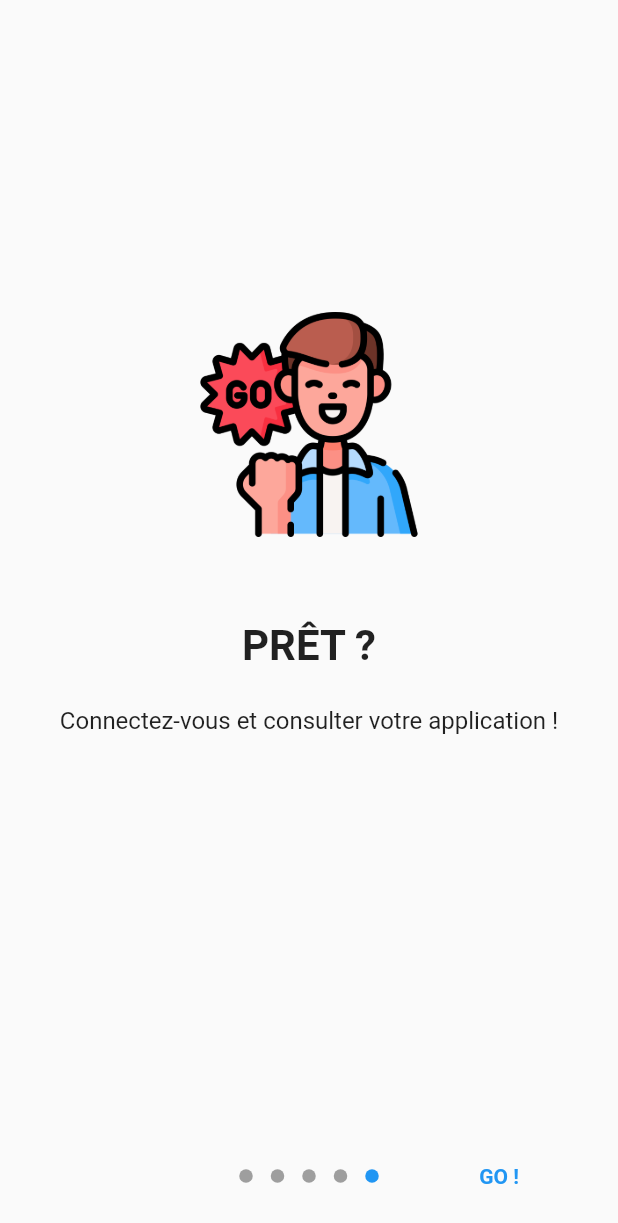
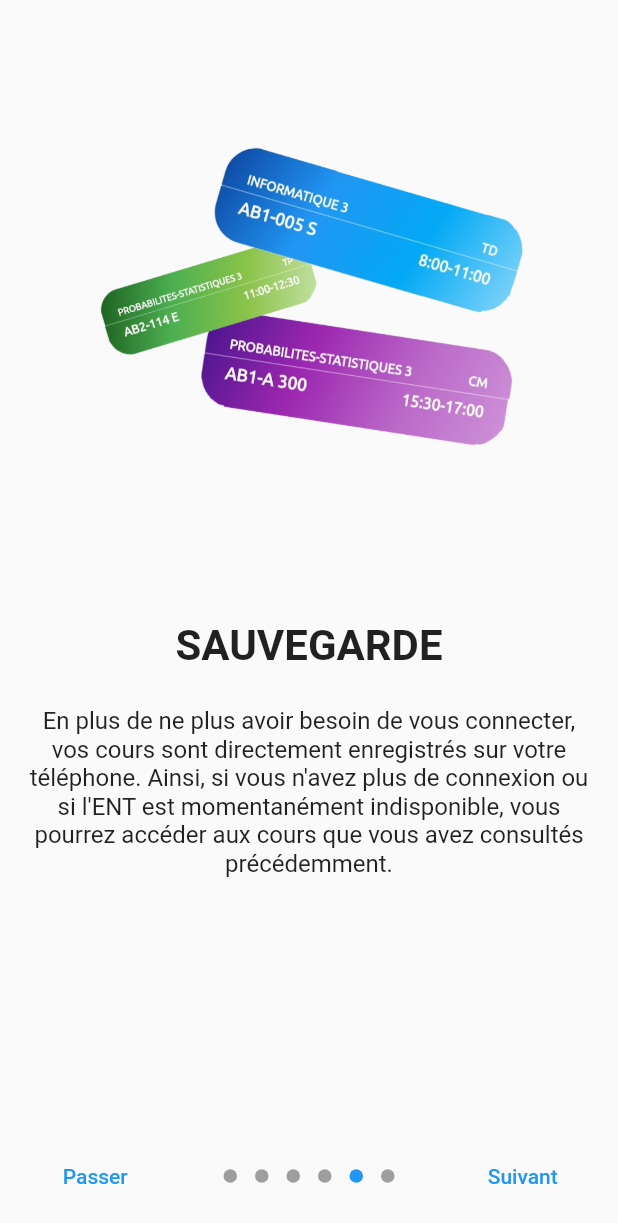
Before and after one commit to Aredli16/uphf_edt, a Flutter app: the screen it shows after launch, swiped to page 5, on a phone screen of 412 x 824 dp. Shown: the top 1223 px of the screen. Run offline on Flutter 3.47's test engine with Material 2 defaults, Android fonts, the light colour scheme and no system bars; drawn by our look-alikes of introduction_screen; our stand-ins replace animated_bottom_navigation_bar, cool_alert, flutter_login, flutter_speed_dial, shared_preferences, sqflite and 1 more; missing offline and left inert: sqlite_viewer, web_scraper; accounts and stored records are empty.

Commit message:
Add new page in introscreen

```diff
--- a/lib/screen/introscreen.dart
+++ b/lib/screen/introscreen.dart
@@ -130,6 +130,21 @@ class _IntroScreenState extends State<IntroScreen> {
           ),
         ),
         PageViewModel(
+          title: "Sauvegarde".toUpperCase(),
+          body:
+              "En plus de ne plus avoir besoin de vous connecter, vos cours sont directement enregistrés sur votre téléphone. Ainsi, si vous n'avez plus de connexion ou si l'ENT est momentanément indisponible, vous pourrez accéder aux cours que vous avez consultés précédemment.",
+          image: Image.asset('assets/intro/exemple_lesson.png', height: 300),
+          decoration: const PageDecoration(
+            titleTextStyle: TextStyle(
+              fontSize: 28.0,
+              fontWeight: FontWeight.bold,
+            ),
+            bodyTextStyle: TextStyle(
+              fontSize: 16.0,
+            ),
+          ),
+        ),
+        PageViewModel(
           title: "Prêt ?".toUpperCase(),
           body: "Connectez-vous et consulter votre application !",
           image: Image.asset('assets/intro/go.png', height: 150),
@@ -151,6 +166,7 @@ class _IntroScreenState extends State<IntroScreen> {
       },
       skip: const Text("Passer"),
       next: const Text("Suivant"),
+      dotsFlex: 2,
       onDone: () async {
         // When done button is press
         await pushLoginScreen(context);
```
Also changed, not shown: assets/intro/exemple_lesson.png (added).
